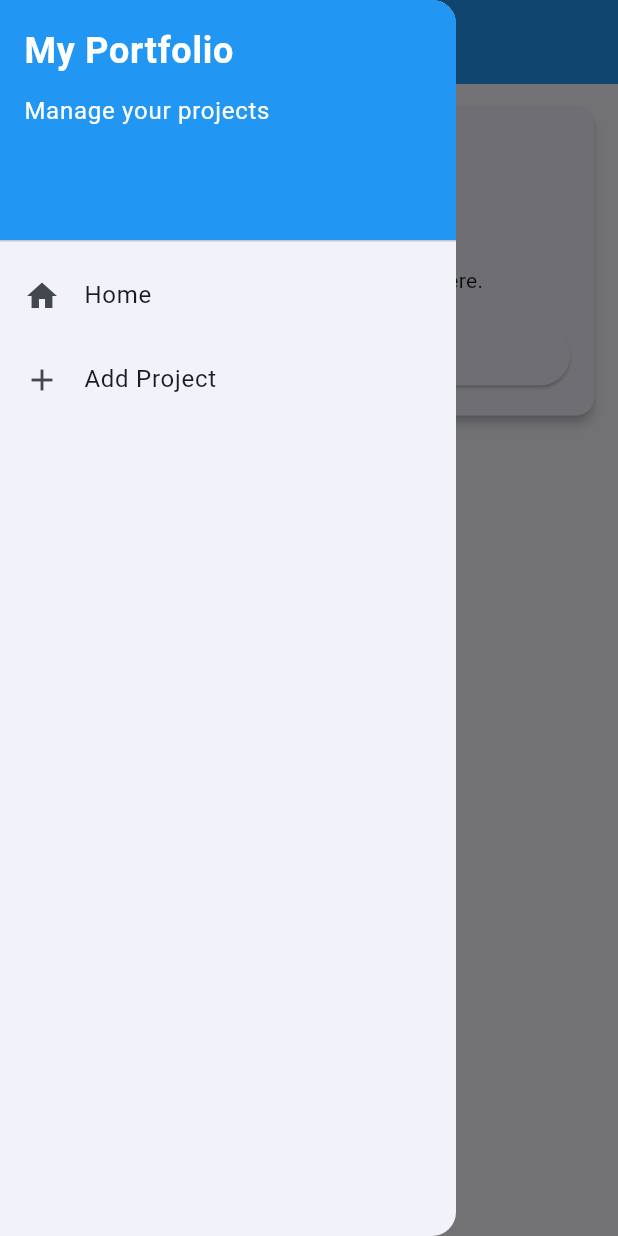
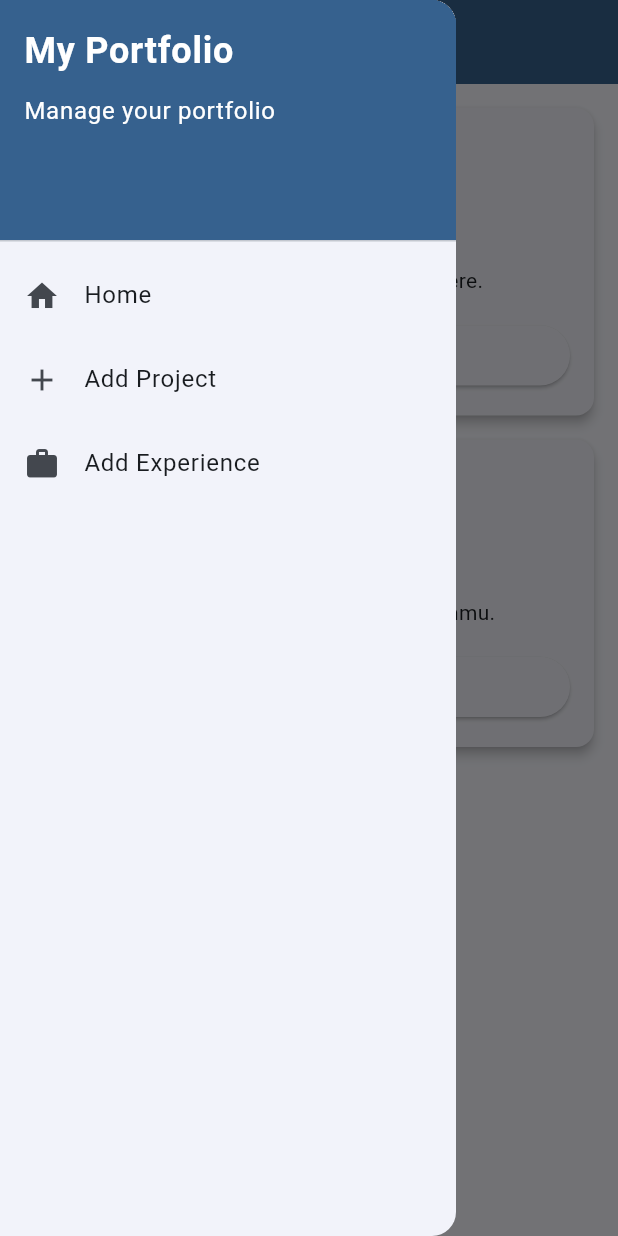
Before and after one commit to annisasaskya3-art/myportofolio_mobile, a Flutter app: the screen it shows after launch, with the side drawer open, on a phone screen of 412 x 824 dp. Run offline on Flutter 3.47's test engine with Material 3 defaults, Android fonts, the phone set to English and light mode, and no system bars.

Commit message:
feat: add experience action card and drawer option

```diff
--- a/lib/screens/menu.dart
+++ b/lib/screens/menu.dart
@@ -1,4 +1,5 @@
 import 'package:flutter/material.dart';
+import '../widgets/experience_card.dart';
 import '../widgets/left_drawer.dart';
 import '../widgets/project_card.dart';
 
@@ -7,19 +8,20 @@ class MenuPage extends StatelessWidget {
 
   @override
   Widget build(BuildContext context) {
+    final colorScheme = Theme.of(context).colorScheme;
+
     return Scaffold(
       appBar: AppBar(
         title: const Text('My Portfolio'),
-        backgroundColor: Colors.blue,
-        foregroundColor: Colors.white,
+        backgroundColor: colorScheme.primary,
+        foregroundColor: colorScheme.onPrimary,
       ),
-
       drawer: const LeftDrawer(),
-
       body: const SingleChildScrollView(
         child: Column(
           children: [
             ProjectCard(),
+            ExperienceCard(),
           ],
         ),
       ),
--- /dev/null
+++ b/lib/widgets/experience_card.dart
@@ -0,0 +1,48 @@
+import 'package:flutter/material.dart';
+import '../screens/experience_form.dart';
+
+/// Kartu aksi di halaman utama untuk membuka form pengalaman.
+class ExperienceCard extends StatelessWidget {
+  const ExperienceCard({super.key});
+
+  @override
+  Widget build(BuildContext context) {
+    final primary = Theme.of(context).colorScheme.primary;
+
+    return Card(
+      elevation: 3,
+      margin: const EdgeInsets.fromLTRB(16, 0, 16, 16),
+      child: Padding(
+        padding: const EdgeInsets.all(16),
+        child: Column(
+          crossAxisAlignment: CrossAxisAlignment.start,
+          children: [
+            Icon(Icons.work, size: 40, color: primary),
+            const SizedBox(height: 12),
+            const Text(
+              'Pengalaman Saya',
+              style: TextStyle(fontSize: 20, fontWeight: FontWeight.bold),
+            ),
+            const SizedBox(height: 8),
+            const Text('Catat magang, organisasi, dan kepanitiaanmu.'),
+            const SizedBox(height: 16),
+            SizedBox(
+              width: double.infinity,
+              child: ElevatedButton(
+                onPressed: () {
+                  Navigator.push(
+                    context,
+                    MaterialPageRoute(
+                      builder: (context) => const ExperienceFormPage(),
+                    ),
+                  );
+                },
+                child: const Text('Tambah Pengalaman'),
+              ),
+            ),
+          ],
+        ),
+      ),
+    );
+  }
+}
--- a/lib/widgets/left_drawer.dart
+++ b/lib/widgets/left_drawer.dart
@@ -1,4 +1,5 @@
 import 'package:flutter/material.dart';
+import '../screens/experience_form.dart';
 import '../screens/menu.dart';
 import '../screens/project_form.dart';
 
@@ -7,58 +8,60 @@ class LeftDrawer extends StatelessWidget {
 
   @override
   Widget build(BuildContext context) {
+    final colorScheme = Theme.of(context).colorScheme;
+
     return Drawer(
       child: ListView(
         children: [
-          const DrawerHeader(
-            decoration: BoxDecoration(
-              color: Colors.blue,
-            ),
+          DrawerHeader(
+            decoration: BoxDecoration(color: colorScheme.primary),
             child: Column(
               crossAxisAlignment: CrossAxisAlignment.start,
               children: [
                 Text(
                   'My Portfolio',
                   style: TextStyle(
-                    color: Colors.white,
+                    color: colorScheme.onPrimary,
                     fontSize: 24,
                     fontWeight: FontWeight.bold,
                   ),
                 ),
-                SizedBox(height: 10),
+                const SizedBox(height: 10),
                 Text(
-                  'Manage your projects',
-                  style: TextStyle(
-                    color: Colors.white,
-                  ),
+                  'Manage your portfolio',
+                  style: TextStyle(color: colorScheme.onPrimary),
                 ),
               ],
             ),
           ),
-
-          // Menu Home
           ListTile(
             leading: const Icon(Icons.home),
             title: const Text('Home'),
             onTap: () {
               Navigator.pushReplacement(
                 context,
-                MaterialPageRoute(
-                  builder: (context) => const MenuPage(),
-                ),
+                MaterialPageRoute(builder: (context) => const MenuPage()),
               );
             },
           ),
-
-          // Menu Add Project
           ListTile(
             leading: const Icon(Icons.add),
             title: const Text('Add Project'),
             onTap: () {
               Navigator.push(
                 context,
+                MaterialPageRoute(builder: (context) => const ProjectFormPage()),
+              );
+            },
+          ),
+          ListTile(
+            leading: const Icon(Icons.work),
+            title: const Text('Add Experience'),
+            onTap: () {
+              Navigator.push(
+                context,
                 MaterialPageRoute(
-                  builder: (context) => const ProjectFormPage(),
+                  builder: (context) => const ExperienceFormPage(),
                 ),
               );
             },
```
